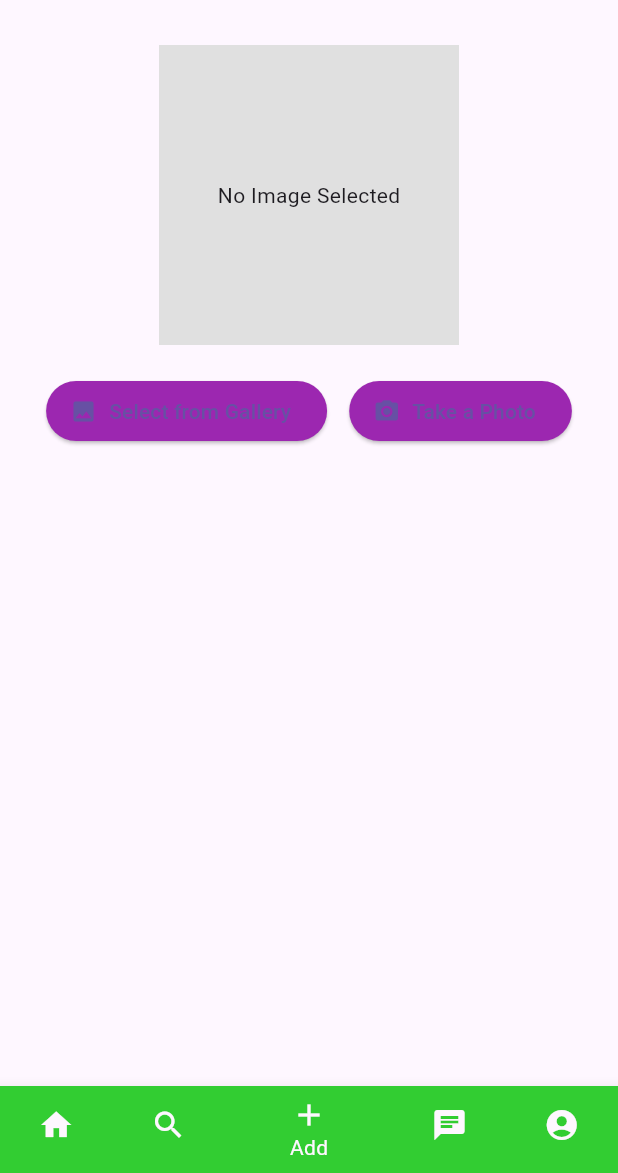
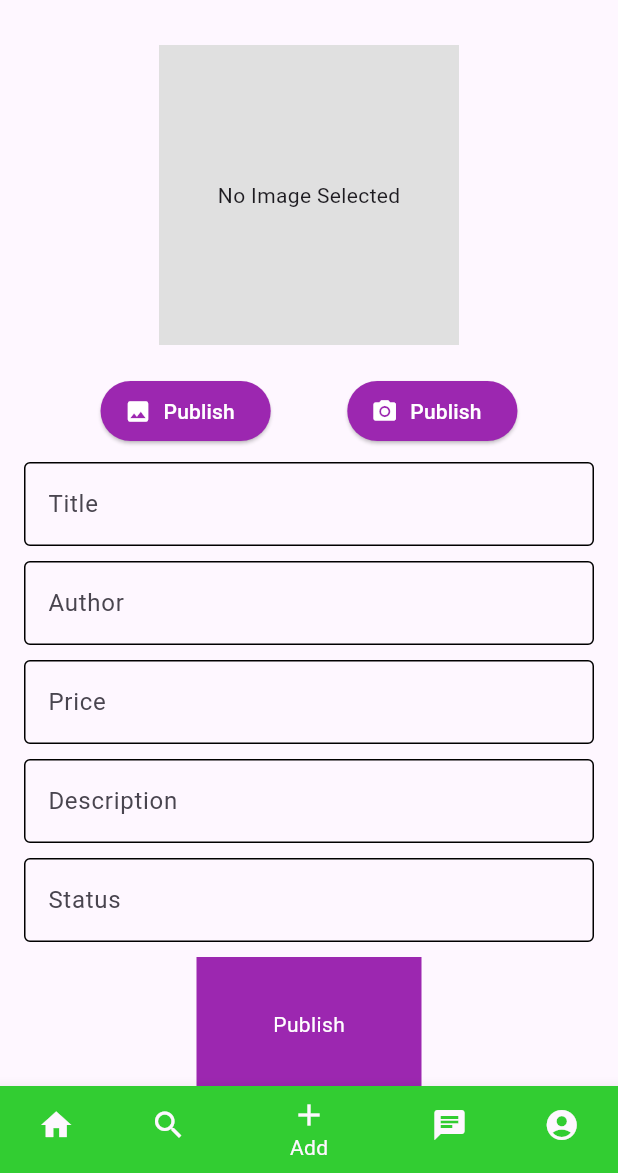
Before and after one commit to baukamobile/book_swap_ai, a Flutter app: the screen it shows after launch, item 3 of the bottom bar chosen, on a phone screen of 412 x 824 dp, the part 63-1236 px from its top. Run offline on Flutter 3.47's test engine with Material 3 defaults, Android fonts, the phone set to English and light mode, and no system bars; our stand-ins replace dash_chat_2, flutter_dotenv, flutter_gemini, flutter_spinkit, image_picker; missing offline and left inert: chat_gpt_sdk; network calls fail.

Commit message:
design add book

```diff
--- a/lib/pages/add_book.dart
+++ b/lib/pages/add_book.dart
@@ -44,22 +44,86 @@ class _AddBookState extends State<AddBook> {
               children: [
                 ElevatedButton.icon(
                   onPressed: _pickImageFromGallery,
-                  icon: const Icon(Icons.photo),
-                  label: const Text('Select from Gallery'),
+                  icon: const Icon(Icons.photo, color: Colors.white,),
+                  label: const Text("Publish", style: TextStyle(
+                color: Colors.white
+              ),),
                   style: ElevatedButton.styleFrom(
                     backgroundColor: Colors.purple,
                   ),
                 ),
                 ElevatedButton.icon(
                   onPressed: _pickImageFromCamera,
-                  icon: const Icon(Icons.camera_alt),
-                  label: const Text('Take a Photo'),
+                  icon: const Icon(Icons.camera_alt,color: Colors.white,),
+                  label: const Text("Publish", style: TextStyle(
+                color: Colors.white
+              ),),
                   style: ElevatedButton.styleFrom(
                     backgroundColor: Colors.purple,
                   ),
                 ),
               ],
             ),
+            const SizedBox(height: 10,),
+            Container(
+              child: TextField(
+                decoration: InputDecoration(
+          hintText: "Title",
+          enabledBorder: OutlineInputBorder(),
+          focusedBorder: OutlineInputBorder(),
+          ),
+              ),
+            ),
+              const SizedBox(height: 10,),
+            Container(
+              child: TextField(
+                decoration: InputDecoration(
+          hintText: "Author",
+          enabledBorder: OutlineInputBorder(),
+          focusedBorder: OutlineInputBorder(),
+          ),
+              ),
+            ),
+              const SizedBox(height: 10,),
+            Container(
+              child: TextField(
+                decoration: InputDecoration(
+          hintText: "Price",
+          enabledBorder: OutlineInputBorder(),
+          focusedBorder: OutlineInputBorder(),
+          ),
+              ),
+            ),
+              const SizedBox(height: 10,),
+            Container(
+              child: TextField(
+                decoration: InputDecoration(
+          hintText: "Description",
+          enabledBorder: OutlineInputBorder(),
+          focusedBorder: OutlineInputBorder(),
+          ),
+              ),
+            ),
+              const SizedBox(height: 10,),
+            Container(
+              child: TextField(
+                decoration: InputDecoration(
+          hintText: "Status",
+          enabledBorder: OutlineInputBorder(),
+          focusedBorder: OutlineInputBorder(),
+          ),
+              ),
+            ),
+              const SizedBox(height: 10,),
+            Container(
+              width: 150,
+              height: 90,
+              color: Colors.purple,
+              child: Center(child: Text("Publish", style: TextStyle(
+                color: Colors.white
+              ),)),
+              ),
+
           ],
         ),
       ),
```
